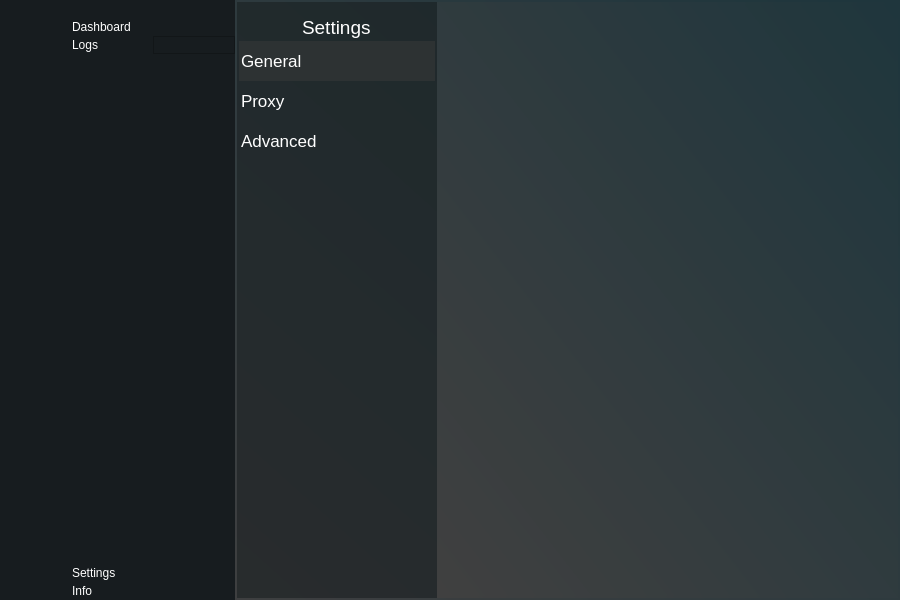
Qt form mainwindow.ui (vidyasriraj/admin_gui) before a commit.
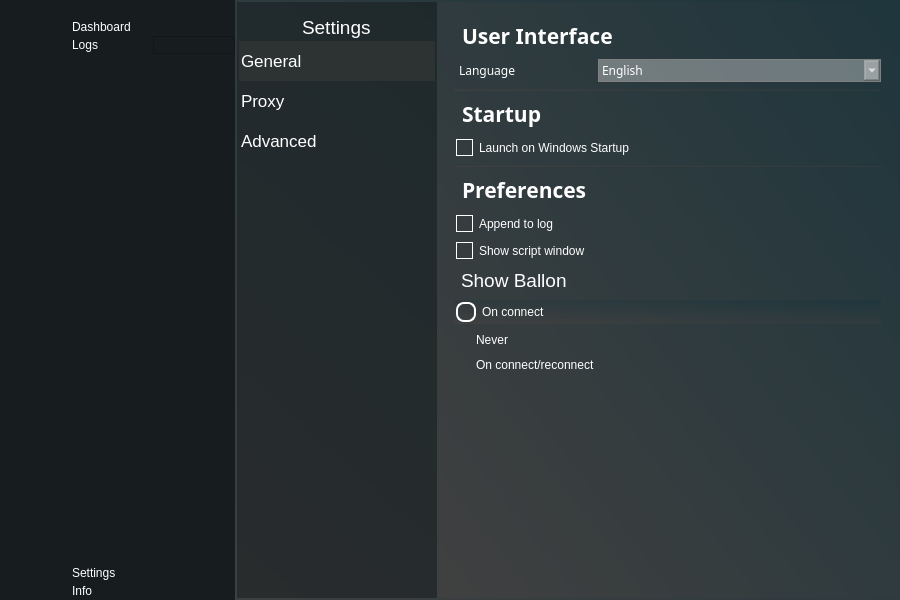
The same form after that commit. The open tabs and pages were chosen to show the change. Icons and pictures are not drawn.

```diff
--- a/mainwindow.ui
+++ b/mainwindow.ui
@@ -1731,18 +1731,739 @@
            </item>
            <item row="0" column="2">
             <widget class="QStackedWidget" name="stackedSettingsView">
+             <property name="font">
+              <font>
+               <family>Sans Serif</family>
+               <pointsize>15</pointsize>
+              </font>
+             </property>
              <property name="cursor">
               <cursorShape>PointingHandCursor</cursorShape>
              </property>
              <property name="styleSheet">
-              <string notr="true">background: qlineargradient(spread:pad, x1:0, y1:1, x2:1, y2:0, stop:0 #404040, stop:1 #1F363D);</string>
+              <string notr="true">background: qlineargradient(spread:pad, x1:0, y1:1, x2:1, y2:0, stop:0 #404040, stop:1 #1F363D);
+color: rgb(255, 255, 255);</string>
              </property>
              <property name="currentIndex">
               <number>2</number>
              </property>
-             <widget class="QWidget" name="generalSettingsPage"/>
-             <widget class="QWidget" name="proxySettingsPage"/>
-             <widget class="QWidget" name="advancedSettingsPage"/>
+             <widget class="QWidget" name="generalSettingsPage">
+              <layout class="QFormLayout" name="formLayout">
+               <property name="horizontalSpacing">
+                <number>0</number>
+               </property>
+               <property name="verticalSpacing">
+                <number>6</number>
+               </property>
+               <property name="leftMargin">
+                <number>15</number>
+               </property>
+               <property name="topMargin">
+                <number>15</number>
+               </property>
+               <property name="rightMargin">
+                <number>15</number>
+               </property>
+               <property name="bottomMargin">
+                <number>15</number>
+               </property>
+               <item row="0" column="0" colspan="2">
+                <widget class="QLabel" name="userInterfaceTitle">
+                 <property name="font">
+                  <font>
+                   <family>Sans Serif</family>
+                   <pointsize>16</pointsize>
+                   <bold>true</bold>
+                  </font>
+                 </property>
+                 <property name="styleSheet">
+                  <string notr="true">background-color: transparent;</string>
+                 </property>
+                 <property name="text">
+                  <string>User Interface</string>
+                 </property>
+                </widget>
+               </item>
+               <item row="3" column="0">
+                <widget class="QLabel" name="languageLabel">
+                 <property name="font">
+                  <font>
+                   <family>Sans Serif</family>
+                  </font>
+                 </property>
+                 <property name="styleSheet">
+                  <string notr="true">background-color: transparent;
+margin-left: &quot;40px&quot;;</string>
+                 </property>
+                 <property name="text">
+                  <string>Language</string>
+                 </property>
+                </widget>
+               </item>
+               <item row="7" column="0" colspan="2">
+                <widget class="Line" name="line">
+                 <property name="font">
+                  <font>
+                   <stylestrategy>PreferDefault</stylestrategy>
+                  </font>
+                 </property>
+                 <property name="autoFillBackground">
+                  <bool>false</bool>
+                 </property>
+                 <property name="styleSheet">
+                  <string notr="true">background-color: &quot;#474748&quot;;
+
+</string>
+                 </property>
+                 <property name="orientation">
+                  <enum>Qt::Horizontal</enum>
+                 </property>
+                </widget>
+               </item>
+               <item row="10" column="0" colspan="2">
+                <widget class="QLabel" name="userInterfaceTitle_2">
+                 <property name="font">
+                  <font>
+                   <family>Sans Serif</family>
+                   <pointsize>16</pointsize>
+                   <bold>true</bold>
+                  </font>
+                 </property>
+                 <property name="styleSheet">
+                  <string notr="true">background-color: transparent;
+margin-top: &quot;10px&quot;;</string>
+                 </property>
+                 <property name="text">
+                  <string>Startup</string>
+                 </property>
+                </widget>
+               </item>
+               <item row="13" column="0" colspan="2">
+                <widget class="QCheckBox" name="checkBox">
+                 <property name="autoFillBackground">
+                  <bool>false</bool>
+                 </property>
+                 <property name="styleSheet">
+                  <string notr="true">QCheckBox {
+    background-color: transparent; 
+    color: white;
+	margin-left: &quot;40px&quot;;
+}
+
+QCheckBox::indicator {
+    border: 1px solid white; 
+    width: 15px; 
+    height: 15px;
+    background-color: transparent;
+}
+
+QCheckBox::indicator:checked {
+    image: url(:/logos/images/tick.png); 
+    background-color: transparent; 
+    border: 1px solid white;
+}
+
+QCheckBox::indicator:unchecked {
+    background-color: transparent;
+    border: 1px solid white;
+}
+</string>
+                 </property>
+                 <property name="text">
+                  <string>Launch on Windows Startup</string>
+                 </property>
+                 <property name="iconSize">
+                  <size>
+                   <width>5</width>
+                   <height>5</height>
+                  </size>
+                 </property>
+                 <property name="checked">
+                  <bool>false</bool>
+                 </property>
+                 <property name="tristate">
+                  <bool>false</bool>
+                 </property>
+                </widget>
+               </item>
+               <item row="16" column="0" colspan="2">
+                <widget class="Line" name="line_2">
+                 <property name="font">
+                  <font>
+                   <stylestrategy>PreferDefault</stylestrategy>
+                  </font>
+                 </property>
+                 <property name="autoFillBackground">
+                  <bool>false</bool>
+                 </property>
+                 <property name="styleSheet">
+                  <string notr="true">background-color: &quot;#474748&quot;;
+</string>
+                 </property>
+                 <property name="orientation">
+                  <enum>Qt::Horizontal</enum>
+                 </property>
+                </widget>
+               </item>
+               <item row="20" column="0" colspan="2">
+                <widget class="QLabel" name="userInterfaceTitle_3">
+                 <property name="font">
+                  <font>
+                   <family>Sans Serif</family>
+                   <pointsize>16</pointsize>
+                   <bold>true</bold>
+                  </font>
+                 </property>
+                 <property name="styleSheet">
+                  <string notr="true">background-color: transparent;
+margin-bottom: &quot;10px&quot;;</string>
+                 </property>
+                 <property name="text">
+                  <string>Preferences</string>
+                 </property>
+                </widget>
+               </item>
+               <item row="23" column="0" colspan="2">
+                <widget class="QCheckBox" name="checkBox_2">
+                 <property name="autoFillBackground">
+                  <bool>false</bool>
+                 </property>
+                 <property name="styleSheet">
+                  <string notr="true">QCheckBox {
+    background-color: transparent; 
+    color: white;
+	margin-left: &quot;40px&quot;;
+}
+
+QCheckBox::indicator {
+    border: 1px solid white; 
+    width: 15px; 
+    height: 15px;
+    background-color: transparent;
+}
+
+QCheckBox::indicator:checked {
+    image: url(:/logos/images/tick.png); 
+    background-color: transparent; 
+    border: 1px solid white;
+}
+
+QCheckBox::indicator:unchecked {
+    background-color: transparent;
+    border: 1px solid white;
+}
+</string>
+                 </property>
+                 <property name="text">
+                  <string>Append to log</string>
+                 </property>
+                 <property name="iconSize">
+                  <size>
+                   <width>5</width>
+                   <height>5</height>
+                  </size>
+                 </property>
+                 <property name="checked">
+                  <bool>false</bool>
+                 </property>
+                 <property name="tristate">
+                  <bool>false</bool>
+                 </property>
+                </widget>
+               </item>
+               <item row="26" column="0" colspan="2">
+                <widget class="QCheckBox" name="checkBox_3">
+                 <property name="autoFillBackground">
+                  <bool>false</bool>
+                 </property>
+                 <property name="styleSheet">
+                  <string notr="true">QCheckBox {
+    background-color: transparent; 
+	margin-left: &quot;40px&quot;;
+    color: white;
+}
+
+QCheckBox::indicator {
+    border: 1px solid white; 
+    width: 15px; 
+    height: 15px;
+    background-color: transparent;
+}
+
+QCheckBox::indicator:checked {
+    image: url(:/logos/images/tick.png); 
+    background-color: transparent; 
+    border: 1px solid white;
+}
+
+QCheckBox::indicator:unchecked {
+    background-color: transparent;
+    border: 1px solid white;
+}
+</string>
+                 </property>
+                 <property name="text">
+                  <string>Show script window</string>
+                 </property>
+                 <property name="iconSize">
+                  <size>
+                   <width>5</width>
+                   <height>5</height>
+                  </size>
+                 </property>
+                 <property name="checked">
+                  <bool>false</bool>
+                 </property>
+                 <property name="tristate">
+                  <bool>false</bool>
+                 </property>
+                </widget>
+               </item>
+               <item row="31" column="0" colspan="2">
+                <widget class="QLabel" name="label_8">
+                 <property name="font">
+                  <font>
+                   <pointsize>14</pointsize>
+                   <fontweight>DemiBold</fontweight>
+                  </font>
+                 </property>
+                 <property name="styleSheet">
+                  <string notr="true">background-color: transparent;
+margin-left: &quot;40px&quot;;
+margin-top: &quot;10px&quot;;</string>
+                 </property>
+                 <property name="text">
+                  <string>Show Ballon</string>
+                 </property>
+                </widget>
+               </item>
+               <item row="32" column="0" colspan="2">
+                <widget class="QRadioButton" name="radioButton">
+                 <property name="styleSheet">
+                  <string notr="true">background-color: transparent;
+margin-left: &quot;70px&quot;;
+
+QRadioButton {
+            spacing: 5px;
+background-color: transparent;
+margin-left: &quot;70px&quot;;
+            color: white;
+        }
+
+        QRadioButton::indicator {
+            width: 16px;
+            height: 16px;
+            border-radius: 8px;
+            border: 2px solid white;
+            background: transparent;
+        }
+
+        QRadioButton::indicator:checked {
+            background-color: #1F363D; /* Dark teal */
+            border: 2px solid white;
+        }
+
+        QRadioButton::indicator:unchecked {
+            background-color: transparent;
+            border: 2px solid white;
+        }</string>
+                 </property>
+                 <property name="text">
+                  <string>On connect</string>
+                 </property>
+                </widget>
+               </item>
+               <item row="33" column="0">
+                <widget class="QRadioButton" name="radioButton_3">
+                 <property name="styleSheet">
+                  <string notr="true">background-color: transparent;
+margin-left: &quot;70px&quot;;</string>
+                 </property>
+                 <property name="text">
+                  <string>Never</string>
+                 </property>
+                </widget>
+               </item>
+               <item row="34" column="0">
+                <widget class="QRadioButton" name="radioButton_2">
+                 <property name="styleSheet">
+                  <string notr="true">background-color: transparent;
+margin-left: &quot;70px&quot;;</string>
+                 </property>
+                 <property name="text">
+                  <string>On connect/reconnect</string>
+                 </property>
+                </widget>
+               </item>
+               <item row="37" column="1">
+                <spacer name="verticalSpacer_4">
+                 <property name="orientation">
+                  <enum>Qt::Vertical</enum>
+                 </property>
+                 <property name="sizeHint" stdset="0">
+                  <size>
+                   <width>248</width>
+                   <height>48</height>
+                  </size>
+                 </property>
+                </spacer>
+               </item>
+               <item row="3" column="1">
+                <widget class="QComboBox" name="selectLanguageInput">
+                 <property name="sizePolicy">
+                  <sizepolicy hsizetype="Preferred" vsizetype="Preferred">
+                   <horstretch>0</horstretch>
+                   <verstretch>0</verstretch>
+                  </sizepolicy>
+                 </property>
+                 <property name="minimumSize">
+                  <size>
+                   <width>131</width>
+                   <height>0</height>
+                  </size>
+                 </property>
+                 <property name="maximumSize">
+                  <size>
+                   <width>16777215</width>
+                   <height>30</height>
+                  </size>
+                 </property>
+                 <property name="font">
+                  <font>
+                   <family>Sans Serif</family>
+                  </font>
+                 </property>
+                 <property name="contextMenuPolicy">
+                  <enum>Qt::NoContextMenu</enum>
+                 </property>
+                 <property name="styleSheet">
+                  <string notr="true">QComboBox {
+	gridline-color: rgb(217, 217, 217);
+    background-color: rgba(217, 217, 217, 0.41);
+    border: 1px solid gray;
+    padding: 1px 18px 1px 3px;
+    min-width: 6em;
+}
+
+QComboBox QAbstractItemView {
+    background-color: rgba(217, 217, 217, 0.6);
+    border: 1px solid gray;
+    selection-background-color: rgba(217, 217, 217, 0.61); 
+}
+
+
+</string>
+                 </property>
+                 <property name="editable">
+                  <bool>false</bool>
+                 </property>
+                 <property name="currentText">
+                  <string>English</string>
+                 </property>
+                 <item>
+                  <property name="text">
+                   <string>English</string>
+                  </property>
+                 </item>
+                 <item>
+                  <property name="text">
+                   <string>Telugu</string>
+                  </property>
+                 </item>
+                 <item>
+                  <property name="text">
+                   <string>Hindi</string>
+                  </property>
+                 </item>
+                </widget>
+               </item>
+              </layout>
+             </widget>
+             <widget class="QWidget" name="proxySettingsPage">
+              <layout class="QGridLayout" name="gridLayout_12">
+               <item row="0" column="0">
+                <widget class="QFrame" name="frame_6">
+                 <property name="styleSheet">
+                  <string notr="true">background: transparent;
+color: rgb(255, 255, 255);</string>
+                 </property>
+                 <property name="frameShape">
+                  <enum>QFrame::StyledPanel</enum>
+                 </property>
+                 <property name="frameShadow">
+                  <enum>QFrame::Raised</enum>
+                 </property>
+                 <layout class="QGridLayout" name="gridLayout_11">
+                  <property name="verticalSpacing">
+                   <number>10</number>
+                  </property>
+                  <item row="0" column="0">
+                   <widget class="QRadioButton" name="radioButton_4">
+                    <property name="text">
+                     <string>RadioButton</string>
+                    </property>
+                   </widget>
+                  </item>
+                  <item row="1" column="0">
+                   <widget class="QRadioButton" name="radioButton_5">
+                    <property name="text">
+                     <string>RadioButton</string>
+                    </property>
+                   </widget>
+                  </item>
+                  <item row="2" column="0">
+                   <widget class="QRadioButton" name="radioButton_6">
+                    <property name="text">
+                     <string>RadioButton</string>
+                    </property>
+                   </widget>
+                  </item>
+                  <item row="3" column="0">
+                   <widget class="QFrame" name="frame_7">
+                    <property name="enabled">
+                     <bool>false</bool>
+                    </property>
+                    <property name="styleSheet">
+                     <string notr="true">background: transparent;
+color: rgb(255, 255, 255);</string>
+                    </property>
+                    <property name="frameShape">
+                     <enum>QFrame::StyledPanel</enum>
+                    </property>
+                    <property name="frameShadow">
+                     <enum>QFrame::Raised</enum>
+                    </property>
+                    <layout class="QFormLayout" name="formLayout_2">
+                     <property name="verticalSpacing">
+                      <number>10</number>
+                     </property>
+                     <item row="0" column="0">
+                      <widget class="QRadioButton" name="radioButton_7">
+                       <property name="text">
+                        <string>RadioButton</string>
+                       </property>
+                      </widget>
+                     </item>
+                     <item row="0" column="1">
+                      <widget class="QRadioButton" name="radioButton_8">
+                       <property name="text">
+                        <string>RadioButton</string>
+                       </property>
+                      </widget>
+                     </item>
+                     <item row="1" column="0">
+                      <widget class="QLabel" name="label_9">
+                       <property name="text">
+                        <string>Address</string>
+                       </property>
+                      </widget>
+                     </item>
+                     <item row="1" column="1">
+                      <widget class="QLineEdit" name="lineEdit"/>
+                     </item>
+                     <item row="2" column="0">
+                      <widget class="QLabel" name="label_10">
+                       <property name="text">
+                        <string>Port</string>
+                       </property>
+                      </widget>
+                     </item>
+                     <item row="2" column="1">
+                      <widget class="QLineEdit" name="lineEdit_2"/>
+                     </item>
+                    </layout>
+                   </widget>
+                  </item>
+                 </layout>
+                </widget>
+               </item>
+               <item row="1" column="0">
+                <spacer name="verticalSpacer_5">
+                 <property name="orientation">
+                  <enum>Qt::Vertical</enum>
+                 </property>
+                 <property name="sizeHint" stdset="0">
+                  <size>
+                   <width>20</width>
+                   <height>331</height>
+                  </size>
+                 </property>
+                </spacer>
+               </item>
+              </layout>
+             </widget>
+             <widget class="QWidget" name="advancedSettingsPage">
+              <layout class="QGridLayout" name="gridLayout_14">
+               <property name="leftMargin">
+                <number>15</number>
+               </property>
+               <property name="topMargin">
+                <number>15</number>
+               </property>
+               <property name="rightMargin">
+                <number>15</number>
+               </property>
+               <property name="bottomMargin">
+                <number>15</number>
+               </property>
+               <item row="0" column="0">
+                <layout class="QGridLayout" name="gridLayout_13">
+                 <item row="11" column="0">
+                  <widget class="QLabel" name="label_18">
+                   <property name="styleSheet">
+                    <string notr="true">background: transparent;
+color: rgb(255, 255, 255);</string>
+                   </property>
+                   <property name="text">
+                    <string>Connect script timeout</string>
+                   </property>
+                  </widget>
+                 </item>
+                 <item row="4" column="0">
+                  <spacer name="verticalSpacer_8">
+                   <property name="orientation">
+                    <enum>Qt::Vertical</enum>
+                   </property>
+                   <property name="sizeHint" stdset="0">
+                    <size>
+                     <width>20</width>
+                     <height>40</height>
+                    </size>
+                   </property>
+                  </spacer>
+                 </item>
+                 <item row="3" column="0">
+                  <widget class="Line" name="line_3">
+                   <property name="orientation">
+                    <enum>Qt::Horizontal</enum>
+                   </property>
+                  </widget>
+                 </item>
+                 <item row="7" column="0">
+                  <spacer name="verticalSpacer_7">
+                   <property name="orientation">
+                    <enum>Qt::Vertical</enum>
+                   </property>
+                   <property name="sizeHint" stdset="0">
+                    <size>
+                     <width>20</width>
+                     <height>40</height>
+                    </size>
+                   </property>
+                  </spacer>
+                 </item>
+                 <item row="2" column="0">
+                  <widget class="QLabel" name="label_13">
+                   <property name="styleSheet">
+                    <string notr="true">background: transparent;
+color: rgb(255, 255, 255);</string>
+                   </property>
+                   <property name="text">
+                    <string>Extension</string>
+                   </property>
+                  </widget>
+                 </item>
+                 <item row="10" column="0">
+                  <widget class="QLabel" name="label_17">
+                   <property name="styleSheet">
+                    <string notr="true">background: transparent;
+color: rgb(255, 255, 255);</string>
+                   </property>
+                   <property name="text">
+                    <string>Preconnect Script Timeout</string>
+                   </property>
+                  </widget>
+                 </item>
+                 <item row="9" column="0">
+                  <widget class="QLabel" name="label_16">
+                   <property name="styleSheet">
+                    <string notr="true">background: transparent;
+color: rgb(255, 255, 255);</string>
+                   </property>
+                   <property name="text">
+                    <string>Script Timeout</string>
+                   </property>
+                  </widget>
+                 </item>
+                 <item row="8" column="0">
+                  <widget class="Line" name="line_4">
+                   <property name="orientation">
+                    <enum>Qt::Horizontal</enum>
+                   </property>
+                  </widget>
+                 </item>
+                 <item row="0" column="0">
+                  <widget class="QLabel" name="label_11">
+                   <property name="styleSheet">
+                    <string notr="true">background: transparent;
+color: rgb(255, 255, 255);</string>
+                   </property>
+                   <property name="text">
+                    <string>configuration Files</string>
+                   </property>
+                  </widget>
+                 </item>
+                 <item row="5" column="0">
+                  <widget class="QLabel" name="label_14">
+                   <property name="styleSheet">
+                    <string notr="true">background: transparent;
+color: rgb(255, 255, 255);</string>
+                   </property>
+                   <property name="text">
+                    <string>Log Files</string>
+                   </property>
+                  </widget>
+                 </item>
+                 <item row="1" column="0">
+                  <widget class="QLabel" name="label_12">
+                   <property name="styleSheet">
+                    <string notr="true">background: transparent;
+color: rgb(255, 255, 255);</string>
+                   </property>
+                   <property name="text">
+                    <string>Folder</string>
+                   </property>
+                  </widget>
+                 </item>
+                 <item row="6" column="0">
+                  <widget class="QLabel" name="label_15">
+                   <property name="styleSheet">
+                    <string notr="true">background: transparent;
+color: rgb(255, 255, 255);</string>
+                   </property>
+                   <property name="text">
+                    <string>Folder</string>
+                   </property>
+                  </widget>
+                 </item>
+                 <item row="12" column="0">
+                  <widget class="QLabel" name="label_19">
+                   <property name="styleSheet">
+                    <string notr="true">background: transparent;
+color: rgb(255, 255, 255);</string>
+                   </property>
+                   <property name="text">
+                    <string>Disconnect script timeout</string>
+                   </property>
+                  </widget>
+                 </item>
+                </layout>
+               </item>
+               <item row="1" column="0">
+                <spacer name="verticalSpacer_6">
+                 <property name="orientation">
+                  <enum>Qt::Vertical</enum>
+                 </property>
+                 <property name="sizeHint" stdset="0">
+                  <size>
+                   <width>20</width>
+                   <height>247</height>
+                  </size>
+                 </property>
+                </spacer>
+               </item>
+              </layout>
+             </widget>
             </widget>
            </item>
           </layout>
```
Left out of the diff: 572 changed lines with no effect on the pictures.
